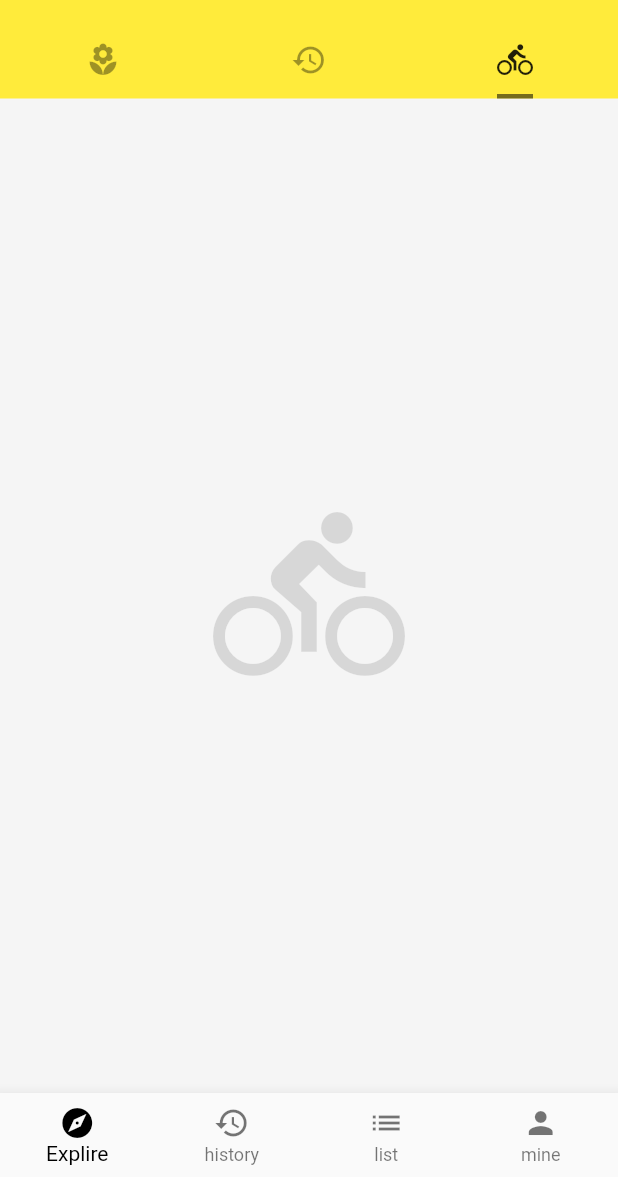
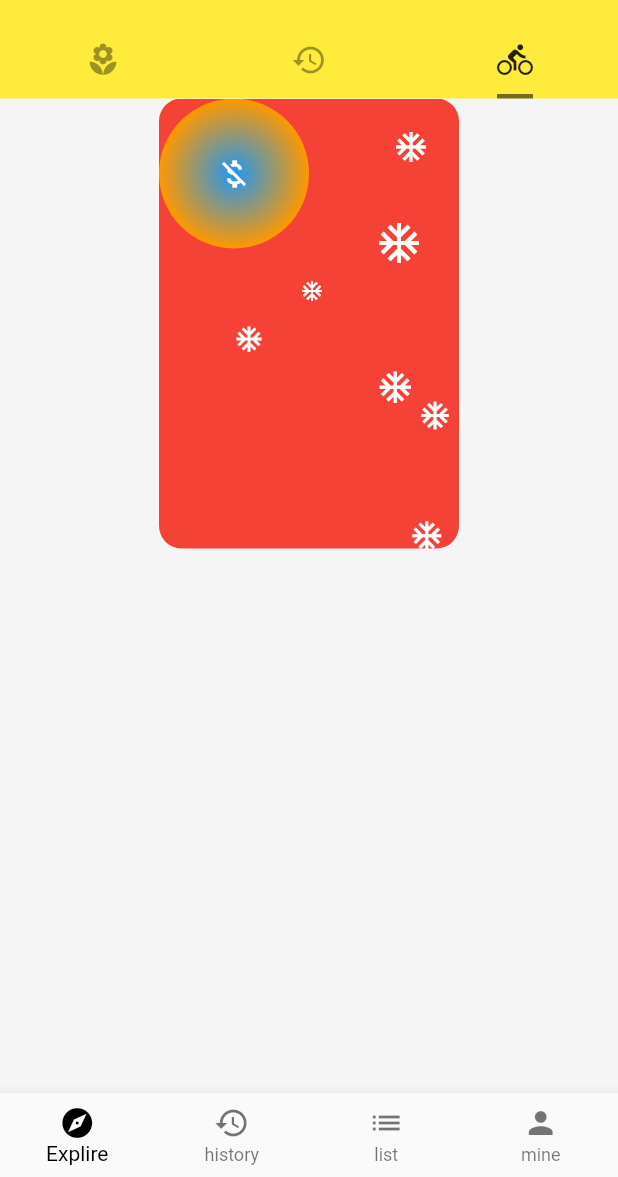
Before and after one commit to Luopan1/FlutterStudy, a Flutter app: the Home screen opened directly, tab 3 chosen, on a phone screen of 412 x 824 dp, the part 59-1236 px from its top. Run offline on Flutter 3.47's test engine with Material 2 defaults, Android fonts, the phone set to English and light mode, and no system bars; network calls fail.

Commit message:
完成布局 差宽高比和带限制的盒子

```diff
--- /dev/null
+++ b/lib/demo/layout_demo.dart
@@ -0,0 +1,163 @@
+import 'package:flutter/material.dart';
+
+class LayoutDemo extends StatelessWidget {
+  @override
+  Widget build(BuildContext context) {
+    return StatckDemo();
+  }
+}
+
+class StatckDemo extends StatelessWidget {
+  @override
+  Widget build(BuildContext context) {
+    return Container(
+      alignment: Alignment.topLeft,
+      child: Row(
+        mainAxisAlignment: MainAxisAlignment.spaceAround,
+        //spaceEvenly 主轴上的控件平均的分配搭到小部件周围  spaceBetween 分配到小部件周围 spaceAround分配到小部件周围 不平均
+//        crossAxisAlignment: CrossAxisAlignment.center,
+
+        children: <Widget>[
+//          IconBaege(Icons.pool),
+//          IconBaege(Icons.pool,size: 64.0,),
+//          IconBaege(Icons.pool),
+          Stack(
+            alignment: Alignment.topLeft,
+            children: <Widget>[
+              SizedBox(
+                width: 200.0,
+                height: 300.0,
+                child: Container(
+                  alignment: Alignment(0.0, -0.9), //自部件的位置
+                  decoration: BoxDecoration(
+                    color: Colors.red,
+                    /* borderRadius: BorderRadius.only(
+                    topRight: Radius.circular(15.0),
+                    topLeft: Radius.circular(15.0),
+                    bottomRight: Radius.circular(15.0),
+                    bottomLeft: Radius.circular(15.0),
+                  ),*/
+                    borderRadius: BorderRadius.circular(15.0),
+                  ),
+                ),
+              ),
+              SizedBox(
+                height: 15.0,
+                width: 15.0,
+              ),
+              SizedBox(
+                width: 100.0,
+                height: 100.0,
+                child: Container(
+                  alignment: Alignment.center, //自部件的位置
+                  decoration: BoxDecoration(
+                      color: Colors.red,
+                      /* borderRadius: BorderRadius.only(
+                    topRight: Radius.circular(15.0),
+                    topLeft: Radius.circular(15.0),
+                    bottomRight: Radius.circular(15.0),
+                    bottomLeft: Radius.circular(15.0),
+                  ),*/
+//                     borderRadius: BorderRadius.circular(15.0),
+                      shape: BoxShape.circle,
+                      gradient:
+                      RadialGradient(colors: [Colors.blue, Colors.orange])
+                  ),
+                  child: Icon(
+                    Icons.money_off,
+                    color: Colors.white,
+                  ),
+                ),
+              ),
+              Positioned(
+                right: 20.0,
+                top: 20.0,
+                child: Icon(
+                  Icons.ac_unit,
+                  color: Colors.white,
+                ),
+              ),
+              Positioned(
+                right: 24.0,
+                top: 80.0,
+                child: Icon(
+                  Icons.ac_unit,
+                  size: 32.0,
+                  color: Colors.white,
+                ),
+              ),
+
+              Positioned(
+                right: 90.0,
+                top: 120.0,
+                child: Icon(
+                  Icons.ac_unit,
+                  size: 16.0,
+                  color: Colors.white,
+                ),
+              ),
+              Positioned(
+                right: 130.0,
+                top: 150.0,
+                child: Icon(
+                  Icons.ac_unit,
+                  size: 20.0,
+                  color: Colors.white,
+                ),
+              ),
+              Positioned(
+                right: 30.0,
+                top: 180.0,
+                child: Icon(
+                  Icons.ac_unit,
+                  size: 25.0,
+                  color: Colors.white,
+                ),
+              ),
+              Positioned(
+                right: 5.0,
+                top: 200.0,
+                child: Icon(
+                  Icons.ac_unit,
+                  size: 22.0,
+                  color: Colors.white,
+                ),
+              ),
+              Positioned(
+                right: 10.0,
+                top: 280.0,
+                child: Icon(
+                  Icons.ac_unit,
+                  size: 23.0,
+                  color: Colors.white,
+                ),
+              ),
+            ],
+          )
+        ],
+      ),
+    );;
+  }
+}
+
+
+class IconBaege extends StatelessWidget {
+  final IconData icon;
+  final double size;
+
+  IconBaege(this.icon, {this.size = 32.0});
+
+  @override
+  Widget build(BuildContext context) {
+    return Container(
+      child: Icon(
+        icon,
+        size: size,
+        color: Colors.white,
+      ),
+      width: size + 60,
+      height: size + 60,
+      color: Colors.red,
+    );
+  }
+}
--- a/lib/main.dart
+++ b/lib/main.dart
@@ -1,6 +1,6 @@
 import 'package:flutter/material.dart';
 import 'package:nihao_flutter/demo/list_demo.dart';
-
+import 'package:nihao_flutter/demo/layout_demo.dart';
 void main() => runApp(MyApp());
 
 class MyApp extends StatelessWidget {
--- a/lib/界面结构.dart
+++ b/lib/界面结构.dart
@@ -2,6 +2,7 @@ import 'package:flutter/material.dart';
 import 'package:nihao_flutter/demo/list_demo.dart';
 import 'package:nihao_flutter/demo/drawer.dart';
 import 'package:nihao_flutter/demo/basic_demo.dart';
+import 'package:nihao_flutter/demo/layout_demo.dart';
 
 void main() => runApp(MyApp());
 
@@ -23,7 +24,6 @@ class MyApp extends StatelessWidget {
 }
 
 class Home extends StatelessWidget {
-
   @override
   Widget build(BuildContext context) {
     return DefaultTabController(
@@ -62,28 +62,15 @@ class Home extends StatelessWidget {
           ),
           body: TabBarView(children: [
             List_Demo(),
-//          Icon(
-//            Icons.history,
-//            size: 128.0,
-//            color: Colors.black12,
-//          ),
-          BasicDemo(),
-          Icon(
-            Icons.directions_bike,
-            size: 128.0,
-            color: Colors.black12,
-          ),
+            Container_Demo(),
+            LayoutDemo(),
           ]),
           drawer: Drawer_Demo(),
           bottomNavigationBar: BootomNavicationBar(),
-      )
-    );
+        ));
   }
 
-  void _onTabHandler(int index){
-
-  }
-
+  void _onTabHandler(int index) {}
 }
 
 class BootomNavicationBar extends StatefulWidget {
@@ -92,29 +79,33 @@ class BootomNavicationBar extends StatefulWidget {
 }
 
 class _BootomNavicationBarState extends State<BootomNavicationBar> {
-  int _currentIndex=0;
+  int _currentIndex = 0;
 
-
-  void _onTabHandler(int index){
+  void _onTabHandler(int index) {
     setState(() {
-      _currentIndex=index;
+      _currentIndex = index;
     });
   }
+
   @override
   Widget build(BuildContext context) {
     return BottomNavigationBar(
         //如果items的数量大于4个 就会变成全白色而不是主题色
-        type: BottomNavigationBarType.fixed, //这样做可以设置item的颜色
-        fixedColor: Colors.black, //修改bottomNavagationBar的颜色为黑色
-        currentIndex: _currentIndex, //设置默认的选中
+        type: BottomNavigationBarType.fixed,
+        //这样做可以设置item的颜色
+        fixedColor: Colors.black,
+        //修改bottomNavagationBar的颜色为黑色
+        currentIndex: _currentIndex,
+        //设置默认的选中
         onTap: _onTabHandler,
         items: [
           BottomNavigationBarItem(
-            icon: Icon(Icons.explore), title: Text("Explire"),),
+            icon: Icon(Icons.explore),
+            title: Text("Explire"),
+          ),
           BottomNavigationBarItem(
               icon: Icon(Icons.history), title: Text("history")),
-          BottomNavigationBarItem(
-              icon: Icon(Icons.list), title: Text("list")),
+          BottomNavigationBarItem(icon: Icon(Icons.list), title: Text("list")),
           BottomNavigationBarItem(
               icon: Icon(Icons.person), title: Text("mine")),
         ]);
```
Also changed, not shown: lib/demo/basic_demo.dart (+112 -1 lines), 4 other files. Lines whose indentation alone changed are shown as unchanged.
